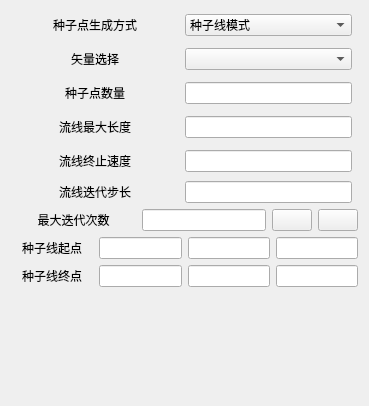
Before: the Qt Designer form Qt/Resources/UI/igStreamTracer.ui in hu-shuhan/editOpeniGame, drawn with Qt 5.
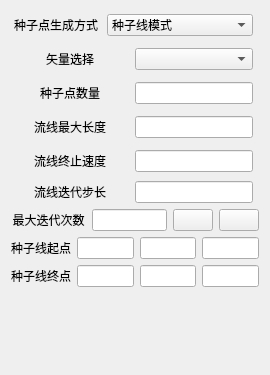
After: the same form once the commit is applied. Icons and pictures are not drawn.

```diff
--- a/Qt/Resources/UI/igStreamTracer.ui
+++ b/Qt/Resources/UI/igStreamTracer.ui
@@ -6,14 +6,35 @@
    <rect>
     <x>0</x>
     <y>0</y>
-    <width>369</width>
-    <height>406</height>
+    <width>270</width>
+    <height>375</height>
    </rect>
   </property>
+  <property name="sizePolicy">
+   <sizepolicy hsizetype="Preferred" vsizetype="Preferred">
+    <horstretch>0</horstretch>
+    <verstretch>0</verstretch>
+   </sizepolicy>
+  </property>
+  <property name="minimumSize">
+   <size>
+    <width>270</width>
+    <height>375</height>
+   </size>
+  </property>
+  <property name="maximumSize">
+   <size>
+    <width>500</width>
+    <height>500</height>
+   </size>
+  </property>
   <property name="windowTitle">
    <string>Form</string>
   </property>
   <layout class="QVBoxLayout" name="verticalLayout">
+   <property name="sizeConstraint">
+    <enum>QLayout::SetDefaultConstraint</enum>
+   </property>
    <item>
     <layout class="QHBoxLayout" name="horizontalLayout" stretch="1,1,0">
      <item>
```
